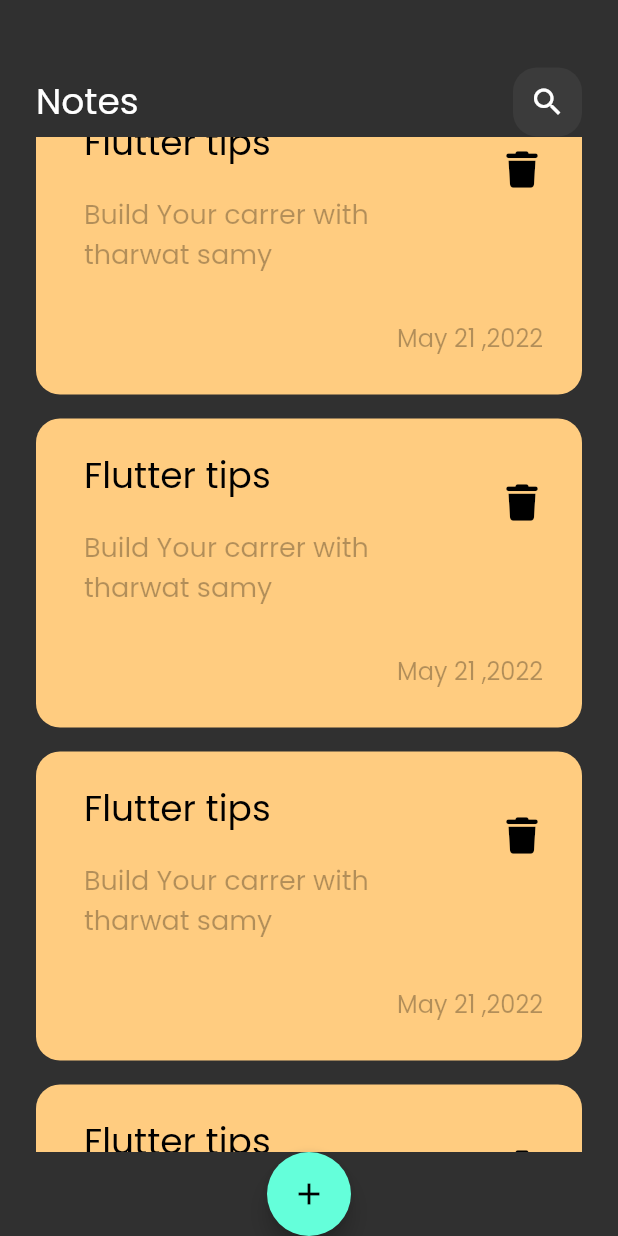
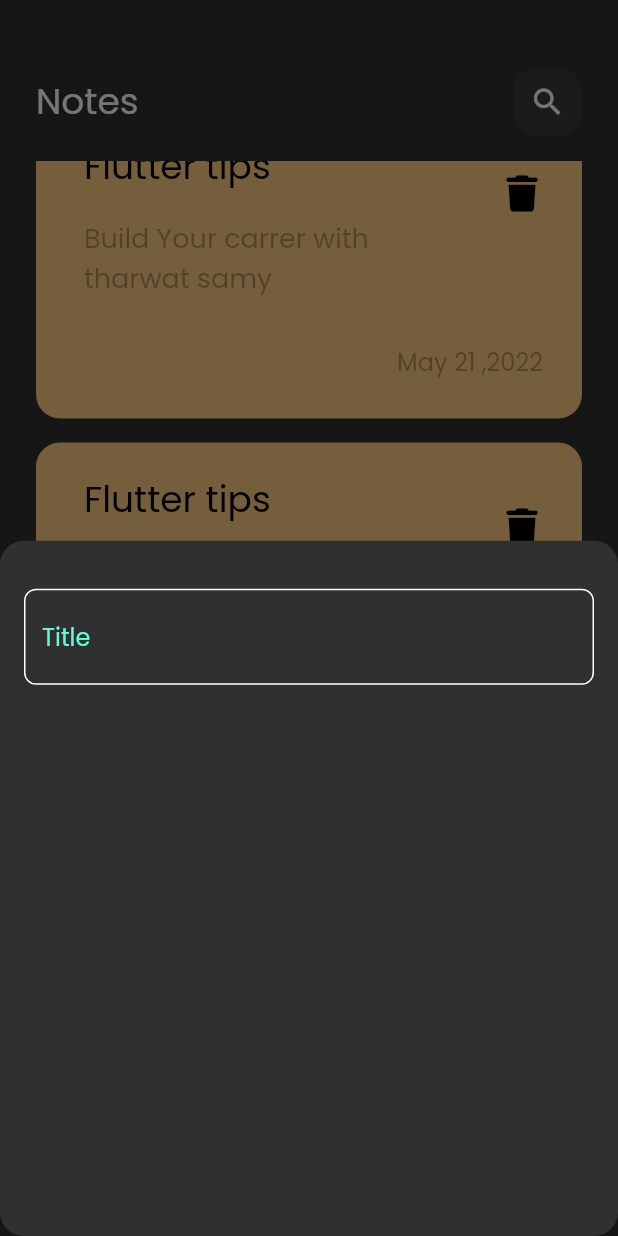
Before and after one commit to samibarsa/Notes_app, a Flutter app: the screen it shows after launch, scrolled down 1152 dp, after a tap on the "add" icon, on a phone screen of 412 x 824 dp. Run offline on Flutter 3.47's test engine with Material 2 defaults, Android fonts, the phone set to English and light mode, and no system bars; our stand-ins replace font_awesome_flutter.

Commit message:
Add Custom text field

```diff
--- /dev/null
+++ b/lib/costant.dart
@@ -0,0 +1,4 @@
+import 'package:flutter/material.dart';
+
+// ignore: non_constant_identifier_names
+Color Kprimerycolor = const Color(0xff62FCD7);
--- a/lib/views/notes_view.dart
+++ b/lib/views/notes_view.dart
@@ -1,7 +1,7 @@
 import 'package:flutter/material.dart';
+import 'package:note/views/widgets/add_note_show%20Model_bottom_sheet.dart';
 import 'package:note/views/widgets/coustm_Notes_Listview.dart';
 import 'package:note/views/widgets/coustm_appbar.dart';
-import 'package:note/views/widgets/coustm_note_item.dart';
 
 class NotesView extends StatelessWidget {
   const NotesView({super.key});
@@ -9,21 +9,32 @@ class NotesView extends StatelessWidget {
   @override
   Widget build(BuildContext context) {
     return Scaffold(
-      body: Padding(
-        padding: const EdgeInsets.symmetric(horizontal: 24),
-        child: Column(children: [
-          const SizedBox(
+      floatingActionButton: FloatingActionButton(
+        onPressed: () {
+          showModalBottomSheet(
+            shape:
+                RoundedRectangleBorder(borderRadius: BorderRadius.circular(16)),
+            context: context,
+            builder: (context) {
+              return const AddNoteShowbottomsheet();
+            },
+          );
+        },
+        child: const Icon(Icons.add),
+      ),
+      body: const Padding(
+        padding: EdgeInsets.symmetric(horizontal: 24),
+        child: Column(crossAxisAlignment: CrossAxisAlignment.end, children: [
+          SizedBox(
             height: 45,
           ),
-          const Padding(
+          Padding(
             padding: EdgeInsets.only(bottom: 0),
             child: CoustmAppbar(),
           ),
-          const Expanded(child: NotesListView()),
-          FloatingActionButton(
-            onPressed: () {},
-            child: const Icon(Icons.add),
-          )
+          Expanded(
+            child: NotesListView(),
+          ),
         ]),
       ),
     );
--- a/lib/views/widgets/add_note_show Model_bottom_sheet.dart
+++ b/lib/views/widgets/add_note_show Model_bottom_sheet.dart
@@ -1,10 +1,21 @@
 import 'package:flutter/material.dart';
+import 'package:note/views/widgets/coustm_text_filed.dart';
 
 class AddNoteShowbottomsheet extends StatelessWidget {
   const AddNoteShowbottomsheet({super.key});
 
   @override
   Widget build(BuildContext context) {
-    return Container();
+    return const Padding(
+      padding: EdgeInsets.symmetric(horizontal: 16),
+      child: Column(
+        children: [
+          SizedBox(
+            height: 32,
+          ),
+          CoustmTextfiled()
+        ],
+      ),
+    );
   }
 }
--- a/lib/views/widgets/coustm_Notes_Listview.dart
+++ b/lib/views/widgets/coustm_Notes_Listview.dart
@@ -6,7 +6,10 @@ class NotesListView extends StatelessWidget {
 
   @override
   Widget build(BuildContext context) {
-    return ListView.builder(
+    return Padding(
+      padding: const EdgeInsets.symmetric(vertical: 16),
+      child: ListView.builder(
+        padding: EdgeInsets.zero,
         physics: BouncingScrollPhysics(),
         itemBuilder: (context, index) {
           return const Padding(
@@ -14,6 +17,7 @@ class NotesListView extends StatelessWidget {
             child: Notesitem(),
           );
         },
+      ),
     );
   }
 }
--- /dev/null
+++ b/lib/views/widgets/coustm_text_filed.dart
@@ -0,0 +1,25 @@
+import 'package:flutter/material.dart';
+import 'package:note/costant.dart';
+
+class CoustmTextfiled extends StatelessWidget {
+  const CoustmTextfiled({super.key});
+
+  @override
+  Widget build(BuildContext context) {
+    return TextField(
+      cursorColor: Kprimerycolor,
+      decoration: InputDecoration(
+          hintText: 'Title',
+          hintStyle: TextStyle(color: Kprimerycolor),
+          border: buildborder(),
+          enabledBorder: buildborder(),
+          focusedBorder: buildborder(Kprimerycolor)),
+    );
+  }
+
+  OutlineInputBorder buildborder([Color]) {
+    return OutlineInputBorder(
+        borderRadius: BorderRadius.circular(8),
+        borderSide: BorderSide(color: Color ?? Colors.white));
+  }
+}
```
Lines whose indentation alone changed are shown as unchanged.
